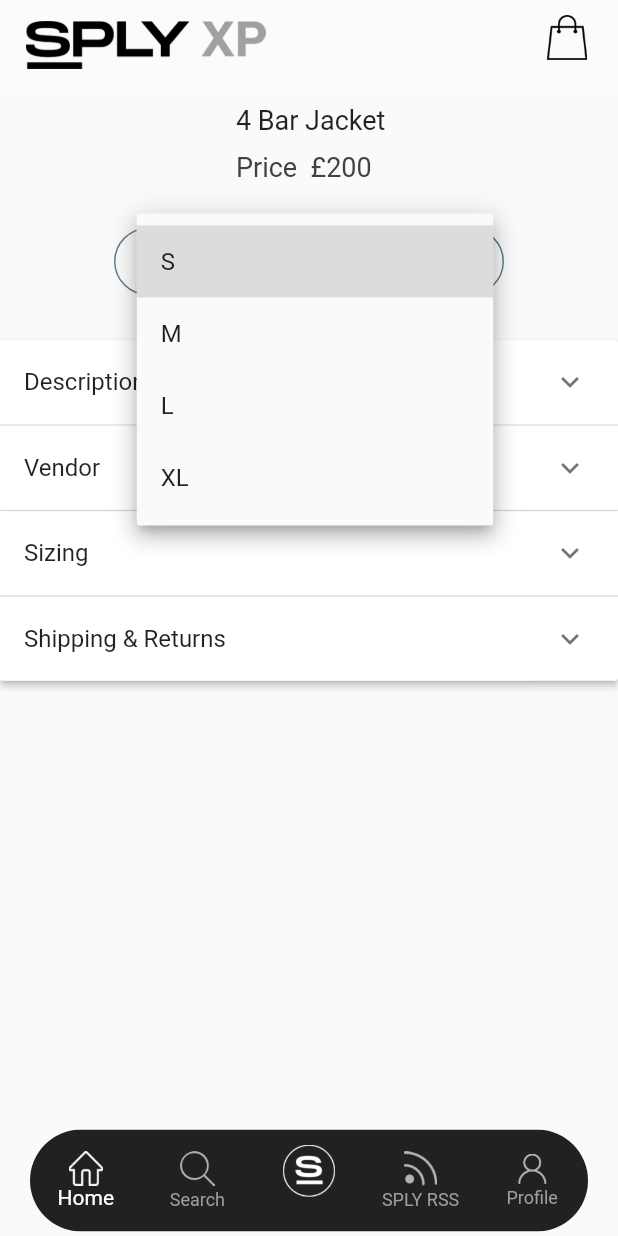
After one commit to ZohaibAlvi98/appFrontend, a Flutter app: the ProductDetail screen opened directly, scrolled down 536 dp, after a tap on "Please choose a size", on a phone screen of 412 x 824 dp. The commit adds this screen. Run offline on Flutter 3.47's test engine with Material 2 defaults, Android fonts, the phone set to English and light mode, and no system bars; our stand-ins replace carousel_slider, chewie, image_picker, video_player; missing offline and left inert: dart:ffi.

Commit message:
added product detail

```diff
--- /dev/null
+++ b/lib/views/products/product-detail.dart
@@ -0,0 +1,139 @@
+import 'dart:ffi';
+
+import 'package:flutter/material.dart';
+import 'package:splyxp/widgets/carousels.dart';
+import 'package:splyxp/widgets/dropdown.dart';
+import 'package:splyxp/widgets/innerAppBar.dart';
+import 'package:splyxp/widgets/navbar.dart';
+
+import '../../views/search.dart';
+import '../../views/profile.dart';
+import '../../views/sply-network.dart';
+import 'package:splyxp/views/chatList/chat-main.dart';
+
+class ProductDetail extends StatefulWidget {
+  @override
+  _ProductDetailState createState() => _ProductDetailState();
+}
+
+class _ProductDetailState extends State<ProductDetail> {
+  List carouselImg = [
+    'assets/images/productDetail/jacket1.jpg',
+    'assets/images/productDetail/jacket2.jpg',
+    'assets/images/productDetail/jacket3.jpg',
+    'assets/images/productDetail/jacket4.jpg'
+  ];
+
+  int index = 0;
+  int _selectedIndex = 0;
+  void _onItemTapped(int index) {
+    if (_selectedIndex == 0 && index == 0) {
+      Navigator.of(context).pop();
+    }
+    setState(() {
+      _selectedIndex = index;
+    });
+  }
+
+  List<String> _size = ['S', 'M', 'L', 'XL']; // Option 2
+  String _selectedsize;
+
+  static List<Widget> _bottomNavList = [
+    ProductDetail(),
+    Search(),
+    ChatList(),
+    SplyNetwork(),
+    Profile()
+  ];
+  @override
+  Widget build(BuildContext context) {
+    return WillPopScope(
+      onWillPop: () async {
+        if (_selectedIndex == 0) return true;
+        setState(() {
+          _selectedIndex = 0;
+        });
+        return false;
+      },
+      child: Scaffold(
+        appBar: Appbar(context),
+        body: _selectedIndex == 0
+            ? SingleChildScrollView(
+                child: Column(
+                  children: [
+                    CarouselWithDots(carouselImg: carouselImg),
+                    Padding(
+                      padding: EdgeInsets.only(top: 10),
+                      child: Column(
+                        crossAxisAlignment: CrossAxisAlignment.start,
+                        children: [
+                          Text(
+                            'Thome Brown',
+                            style: TextStyle(
+                                fontSize: 22, fontWeight: FontWeight.bold),
+                          ),
+                          Padding(
+                            padding: EdgeInsets.only(top: 10, left: 20),
+                            child: Text(
+                              '4 Bar Jacket',
+                              style: TextStyle(fontSize: 18),
+                            ),
+                          ),
+                          Padding(
+                            padding: EdgeInsets.only(top: 10, left: 20),
+                            child: Text('Price  £200',
+                                style: TextStyle(
+                                    fontSize: 18, color: Colors.grey[800])),
+                          ),
+                        ],
+                      ),
+                    ),
+                    SizedBox(
+                      height: 30,
+                    ),
+                    Container(
+                      width: 260.0,
+                      height: 45.0,
+                      decoration: BoxDecoration(
+                          borderRadius: BorderRadius.circular(30.0),
+                          border: Border.all(color: Colors.blueGrey)),
+                      child: Center(
+                        child: DropdownButton(
+                          // itemHeight: 40,
+                          underline: SizedBox.shrink(),
+                          iconSize: 30.0,
+                          hint: Text(
+                            'Please choose a size',
+                            style: TextStyle(fontSize: 18),
+                          ), // Not necessary for Option 1
+                          value: _selectedsize,
+                          onChanged: (newValue) {
+                            setState(() {
+                              _selectedsize = newValue;
+                            });
+                          },
+                          items: _size.map((sizes) {
+                            return DropdownMenuItem(
+                              child: new Text(sizes),
+                              value: sizes,
+                            );
+                          }).toList(),
+                        ),
+                      ),
+                    ),
+                    SizedBox(
+                      height: 30,
+                    ),
+                    MyStatefulWidget(),
+                    SizedBox(
+                      height: 300,
+                    ),
+                  ],
+                ),
+              )
+            : _bottomNavList.elementAt(_selectedIndex),
+        bottomNavigationBar: Navbar(_onItemTapped, _selectedIndex),
+      ),
+    );
+  }
+}
--- a/lib/views/tv/tv-main.dart
+++ b/lib/views/tv/tv-main.dart
@@ -10,7 +10,6 @@ import 'package:splyxp/widgets/videoList.dart';
 import '../../views/search.dart';
 import '../../views/profile.dart';
 import '../../views/sply-network.dart';
-import '../../views/home.dart';
 
 class Tv extends StatefulWidget {
   @override
--- /dev/null
+++ b/lib/widgets/dropdown.dart
@@ -0,0 +1,115 @@
+import 'package:flutter/material.dart';
+
+// class DropDown extends StatefulWidget {
+//   final String heading;
+//   final String content;
+//   DropDown({Key key, @required this.heading, this.content}) : super(key: key);
+//   @override
+//   _DropDownState createState() => _DropDownState();
+// }
+
+// class _DropDownState extends State<DropDown> {
+
+//   @override
+//   Widget build(BuildContext context) {
+//     return GestureDetector(
+//       onTap: () {
+//         print('hey');
+//         setState(() {
+
+//         });
+//       },
+//       child: Container(
+//         margin: EdgeInsets.only(left: 20, right: 20),
+//         // color: Colors.red,
+//         padding: EdgeInsets.symmetric(horizontal: 30, vertical: 8),
+//         child: Row(
+//           children: [
+//             Text(
+//               'Sizes',
+//               style: TextStyle(
+//                   color: Colors.black87,
+//                   fontSize: 22,
+//                   fontWeight: FontWeight.w600),
+//             ),
+//             Spacer(),
+//             Icon(
+//               Icons.arrow_downward,
+//               color: Colors.black87,
+//               size: 30,
+//             )
+//           ],
+//         ),
+//       ),
+//     );
+//   }
+// }
+class Item {
+  Item({
+    this.expandedValue,
+    this.headerValue,
+    this.isExpanded = false,
+  });
+
+  String expandedValue;
+  String headerValue;
+  bool isExpanded;
+}
+
+List name = ['Description', 'Vendor', 'Sizing', 'Shipping & Returns'];
+
+List<Item> generateItems(int numberOfItems) {
+  return List.generate(numberOfItems, (int index) {
+    return Item(
+      headerValue: name[index],
+    );
+  });
+}
+
+/// This is the stateful widget that the main application instantiates.
+class MyStatefulWidget extends StatefulWidget {
+  MyStatefulWidget({Key key}) : super(key: key);
+
+  @override
+  _MyStatefulWidgetState createState() => _MyStatefulWidgetState();
+}
+
+/// This is the private State class that goes with MyStatefulWidget.
+class _MyStatefulWidgetState extends State<MyStatefulWidget> {
+  List<Item> _data = generateItems(4);
+
+  @override
+  Widget build(BuildContext context) {
+    return SingleChildScrollView(
+      child: Container(
+        child: _buildPanel(),
+      ),
+    );
+  }
+
+  Widget _buildPanel() {
+    return ExpansionPanelList(
+      expansionCallback: (int index, bool isExpanded) {
+        setState(() {
+          _data[index].isExpanded = !isExpanded;
+        });
+      },
+      children: _data.map<ExpansionPanel>((Item item) {
+        return ExpansionPanel(
+          headerBuilder: (BuildContext context, bool isExpanded) {
+            return ListTile(
+              tileColor: Colors.white54,
+              title: Text(item.headerValue),
+            );
+          },
+          body: ListTile(
+            title: Text('heyy'),
+            // title: Text(item.expandedValue),
+            subtitle: Text('To delete this panel, tap the trash can icon'),
+          ),
+          isExpanded: item.isExpanded,
+        );
+      }).toList(),
+    );
+  }
+}
--- a/lib/widgets/horizontalList.dart
+++ b/lib/widgets/horizontalList.dart
@@ -1,4 +1,24 @@
 import 'package:flutter/material.dart';
+import 'package:splyxp/views/products/product-detail.dart';
+
+void _navigatorPage(context) {
+  // Navigator.of(context).pop(new PageRouteBuilder());
+  Navigator.of(context).push(new PageRouteBuilder(
+      opaque: true,
+      transitionDuration: const Duration(),
+      pageBuilder: (BuildContext context, _, __) {
+        return ProductDetail();
+      },
+      transitionsBuilder: (_, Animation<double> animation, __, Widget child) {
+        return new SlideTransition(
+          child: child,
+          position: new Tween<Offset>(
+            begin: const Offset(1.0, 0.0),
+            end: Offset.zero,
+          ).animate(animation),
+        );
+      }));
+}
 
 Widget horizontalListWith3(context, img, color) {
   double width = MediaQuery.of(context).size.width;
@@ -15,6 +35,8 @@ Widget horizontalListWith3(context, img, color) {
           children: [
             Container(
               padding: EdgeInsets.only(right: 10),
+              child: InkWell(
+                onTap: () => _navigatorPage(context),
                 child: Card(
                   child: Wrap(children: [
                     Image.asset(
@@ -23,6 +45,7 @@ Widget horizontalListWith3(context, img, color) {
                       // width: imgwidth,
                     ),
                   ]),
+                ),
               ),
               color: color,
             ),
@@ -70,6 +93,8 @@ Widget horizontalListWith2(context, img) {
             padding: width < 400
                 ? EdgeInsets.only(right: 5)
                 : EdgeInsets.only(right: 10),
+            child: InkWell(
+              onTap: () => _navigatorPage(context),
               child: Card(
                 child: Wrap(children: [
                   Image.asset(
@@ -78,6 +103,7 @@ Widget horizontalListWith2(context, img) {
                     // width: imgwidth,
                   ),
                 ]),
+              ),
             ),
             color: Colors.white12,
           ),
--- a/pubspec.yaml
+++ b/pubspec.yaml
@@ -57,9 +57,7 @@ flutter:
     - assets/images/tv/
     - assets/images/splyrs/
     - assets/images/chatList/
-
-
-
+    - assets/images/productDetail/
 
 
   # To add assets to your application, add an assets section, like this:
```
Also changed, not shown: assets/images/productDetail/jacket1.jpg (added), assets/images/productDetail/jacket2.jpg (added), assets/images/productDetail/jacket3.jpg (added), assets/images/productDetail/jacket4.jpg (added). Lines whose indentation alone changed are shown as unchanged.
